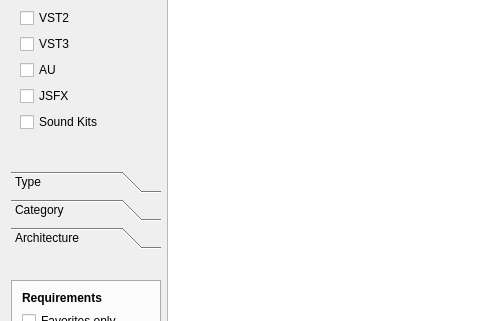
The window that source/frontend/pluginlist/pluginlistdialog.ui (falkTX/Carla) describes before a commit, drawn with Qt 5; both pictures show x 0 to 480 and y 172 to 493 of the 1100 by 683 pixel window.
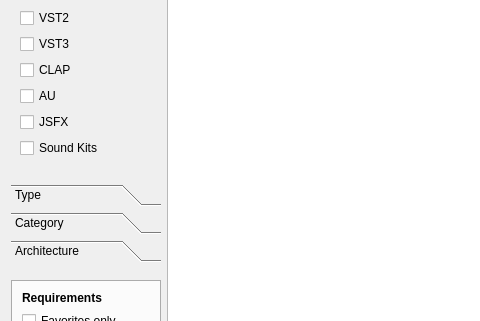
The same window after the commit. Icons and pictures are not drawn.

Commit message: Start of clap plugin discovery

```diff
--- a/source/frontend/pluginlist/pluginlistdialog.ui
+++ b/source/frontend/pluginlist/pluginlistdialog.ui
@@ -685,6 +685,13 @@
          </property>
         </widget>
        </item>
+       <item>
+        <widget class="QCheckBox" name="ch_clap">
+         <property name="text">
+          <string>CLAP</string>
+         </property>
+        </widget>
+       </item>
        <item>
         <widget class="QCheckBox" name="ch_au">
          <property name="text">
```
Left out of the diff: 1 changed line with no effect on the pictures. The commit also changes 29 other files.
